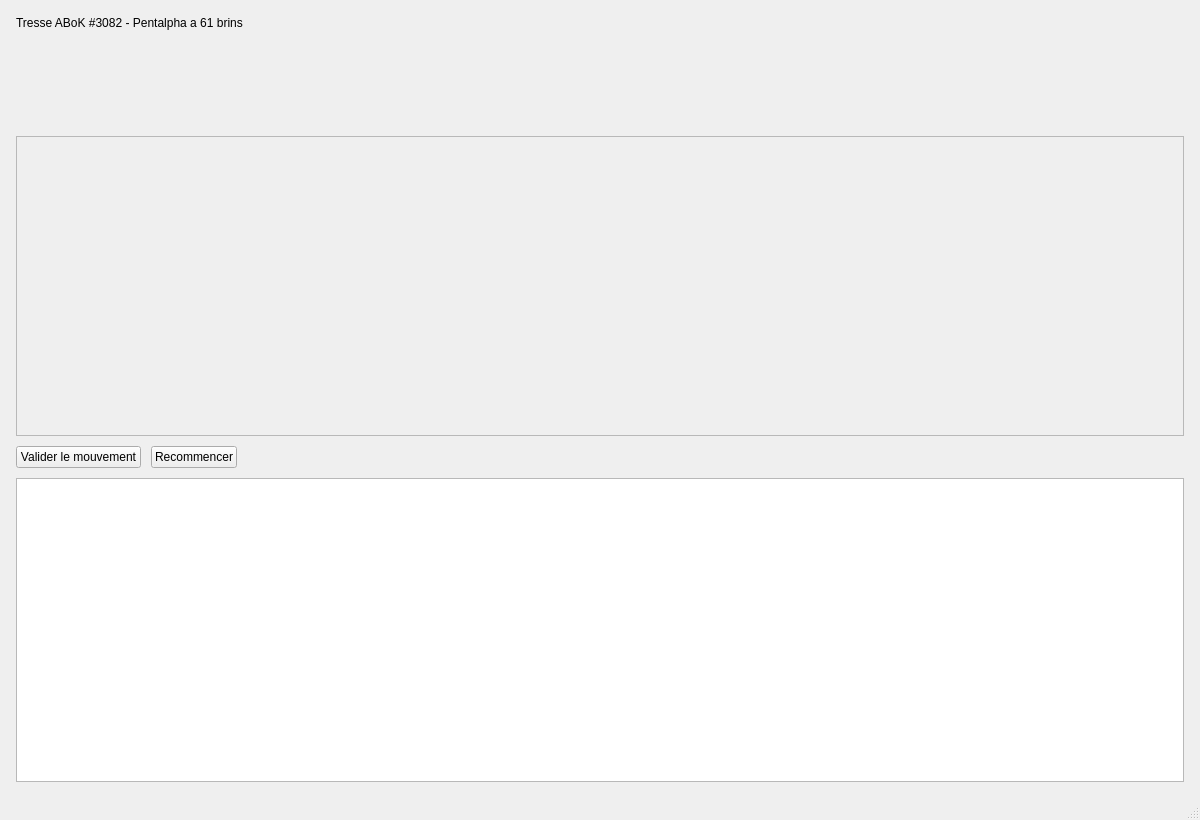
The window that LogiBraiding/src/ui/MainWindow.ui (norberttrupiano-wq/KnotBraid) describes before a commit, drawn with Qt 5.
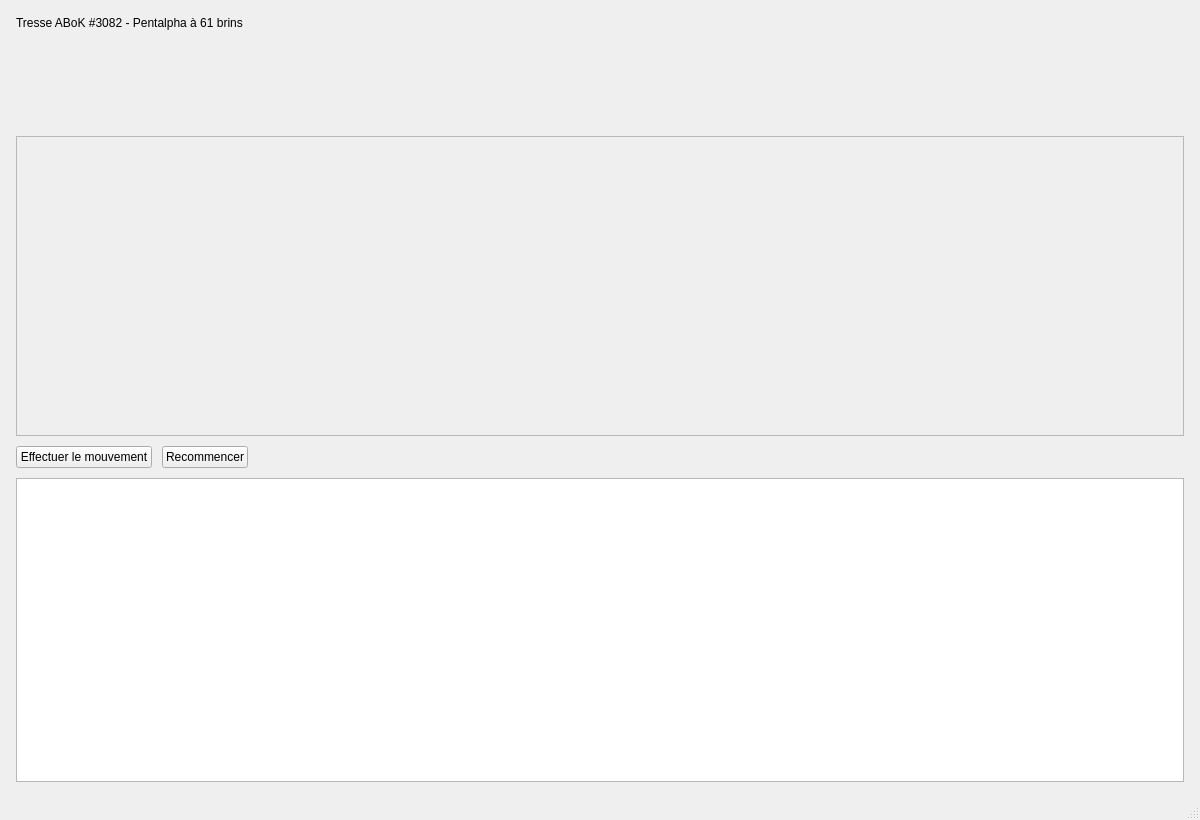
The same window after the commit.

Commit message: Clarifier chargement tresses LogiBra

The edit to the form file:
```diff
--- a/LogiBraiding/src/ui/MainWindow.ui
+++ b/LogiBraiding/src/ui/MainWindow.ui
@@ -33,7 +33,7 @@
     <item>
      <widget class="QLabel" name="titleLabel">
       <property name="text">
-       <string>Tresse ABoK #3082 - Pentalpha a 61 brins</string>
+       <string>Tresse ABoK #3082 - Pentalpha à 61 brins</string>
       </property>
      </widget>
     </item>
@@ -85,7 +85,7 @@
       <item>
        <widget class="QPushButton" name="doneButton">
         <property name="text">
-         <string>Valider le mouvement</string>
+         <string>Effectuer le mouvement</string>
         </property>
        </widget>
       </item>
```
Left out of the diff: 2 changed lines with no effect on the pictures. The commit also changes 16 other files.
